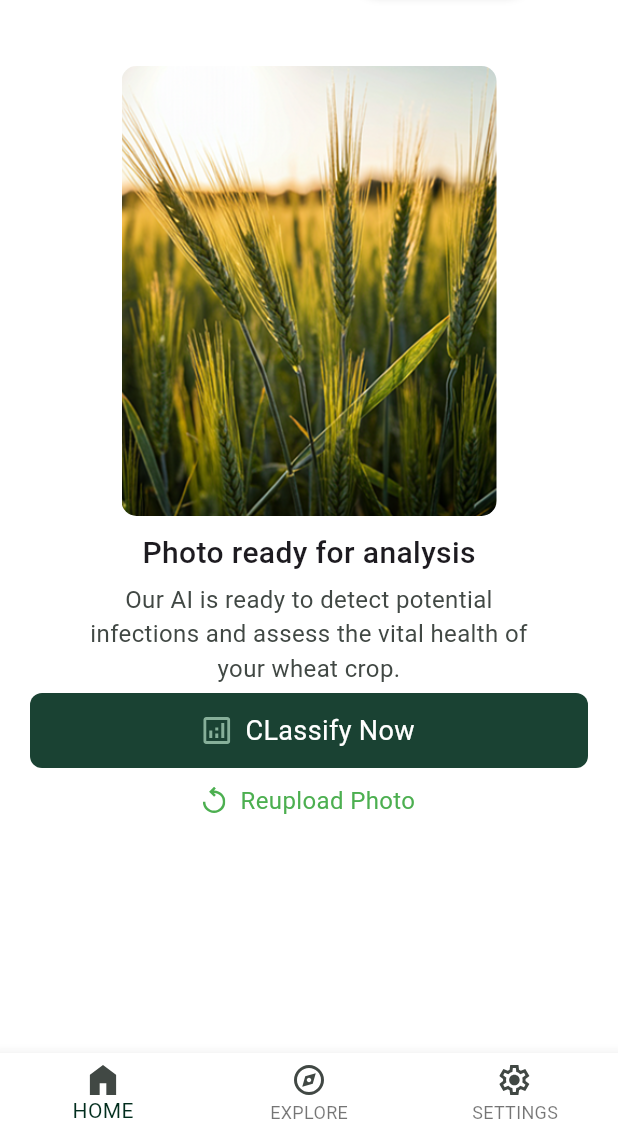
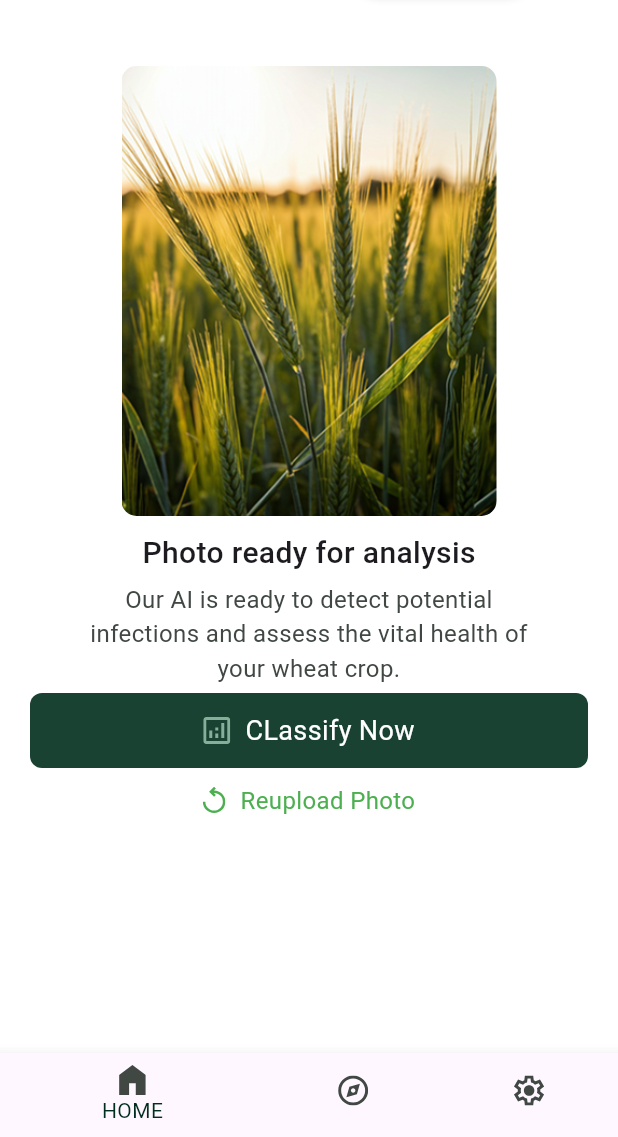
Before and after one commit to Aly-exe/Agro, a Flutter app: the screen it shows after launch, on a phone screen of 412 x 824 dp, the part 99-1236 px from its top. Run offline on Flutter 3.47's test engine with Material 3 defaults, Android fonts, the phone set to English and light mode, and no system bars; drawn by our look-alikes of flutter_toggle_tab; our stand-ins replace animated_splash_screen, audioplayers, bloc, cloud_firestore, curved_navigation_bar, firebase_auth and 8 more; accounts and stored records are empty; Roboto replaces fonts that are missing (Monrope).

Commit message:
build explore Ui (just for display)

```diff
--- a/lib/features/classify/presentation/views/homescreen.dart
+++ b/lib/features/classify/presentation/views/homescreen.dart
@@ -1,41 +1,66 @@
-import 'package:agro/features/classify/presentation/widgets/custombuttomnavigationbar.dart';
+import 'dart:developer';
+import 'package:agro/constants/colors.dart';
+import 'package:agro/features/classify/presentation/views/homeview.dart';
 import 'package:agro/features/classify/presentation/widgets/custtomAppBar.dart';
-import 'package:agro/features/classify/presentation/widgets/landingTextContainer.dart';
-import 'package:agro/features/classify/presentation/widgets/uploadandtakeimagecontainer.dart';
-import 'package:agro/features/classify/presentation/widgets/uploadedImageview.dart';
+import 'package:agro/features/explore/presentation/views/exploreScreen.dart';
+import 'package:agro/features/user/presentation/views/SettingsScreen.dart';
 import 'package:flutter/material.dart';
+import 'package:flutter_svg/svg.dart';
 
-class Homescreen extends StatelessWidget {
+class Homescreen extends StatefulWidget {
   const Homescreen({super.key});
-    final bool isImageLoaded = true;
+
+  @override
+  State<Homescreen> createState() => _HomescreenState();
+}
+
+class _HomescreenState extends State<Homescreen> {
+    int index = 0;
+
   @override
   Widget build(BuildContext context) {
     return  Scaffold(
       backgroundColor: Colors.white,
       appBar: CusttomAppBar(),
-      body: Center(
-        child: Column(
-          children: [
-            SizedBox(
-              height:isImageLoaded? 0 : 50,
-            ),
-            Column(
-              crossAxisAlignment: CrossAxisAlignment.start,
-              children: [
-                Padding(
-                  padding: EdgeInsets.symmetric(horizontal: 22),
-                  child: isImageLoaded? const SizedBox.shrink() : const LandingTextContainer(name: "Ali"),
-                ),
-               SizedBox(
-                  height: 30,
-                ),
-                 isImageLoaded ? const UploadedImageView() : const UploadAndTakeImageContainer(),
-                ],
-            ),
-          ],
+      body: index == 0 ? HomeView() : index== 1 ? Explorescreen() : SettingsScreen(),
+      bottomNavigationBar: BottomNavigationBar(
+      type: BottomNavigationBarType.shifting,
+      onTap: (value){
+        setState(() {
+          index = value;
+        });
+        log("index: $index");
+      },
+      currentIndex: index,
+      selectedItemColor: AppColors.primaryColor,
+      backgroundColor: Colors.white,
+      items: [
+        BottomNavigationBarItem(
+          icon: SvgPicture.asset(
+            "assets/icons/homeIcon.svg",
+            height: 20,
+            color: Color(0xff414844),
+          ),
+          label: "HOME",
         ),
-      ),
-      bottomNavigationBar: CustomButtomNavigationBar(),
+        BottomNavigationBarItem(
+          icon: SvgPicture.asset(
+            "assets/icons/exploreIcon.svg",
+            height: 20,
+            color: Color(0xff414844),
+          ),
+          label: "EXPLORE",
+        ),
+        BottomNavigationBarItem(
+          icon: SvgPicture.asset(
+            "assets/icons/settingIcon.svg",
+            height: 20,
+            color: Color(0xff414844),
+          ),
+          label: "SETTINGS",
+        ),
+      ],
+    ),
     );
   }
 }
--- /dev/null
+++ b/lib/features/classify/presentation/views/homeview.dart
@@ -0,0 +1,37 @@
+import 'package:agro/features/classify/presentation/widgets/expertTipContainer.dart';
+import 'package:agro/features/classify/presentation/widgets/landingTextContainer.dart';
+import 'package:agro/features/classify/presentation/widgets/uploadandtakeimagecontainer.dart';
+import 'package:agro/features/classify/presentation/widgets/uploadedImageview.dart';
+import 'package:flutter/material.dart';
+
+class HomeView extends StatelessWidget {
+  const HomeView({super.key});
+   final bool isImageLoaded = true;
+
+  @override
+  Widget build(BuildContext context) {
+    return  Center(
+        child: Column(
+          children: [
+            SizedBox(
+              height: isImageLoaded? 0 : 50,
+            ),
+            Column(
+              crossAxisAlignment: CrossAxisAlignment.start,
+              children: [
+                Padding(
+                  padding: EdgeInsets.symmetric(horizontal: 22),
+                  child: isImageLoaded? const SizedBox.shrink() : const LandingTextContainer(name: "Ali"),
+                ),
+               SizedBox(
+                  height: 30,
+                ),
+                 isImageLoaded ? const UploadedImageView() : const UploadAndTakeImageContainer(),
+                 isImageLoaded ? const SizedBox.shrink() : const ExpertTipContainer(),
+                ],
+            ),
+          ],
+        ),
+      );
+  }
+}
```
Also changed, not shown: lib/features/classify/presentation/widgets/custombuttomnavigationbar.dart (+18 -2 lines), lib/features/explore/presentation/views/exploreScreen.dart (added, +77 -0 lines), lib/features/explore/presentation/widgets/CustominfoContainer.dart (added, +60 -0 lines), lib/features/user/presentation/views/SettingsScreen.dart (added, +11 -0 lines), assets/images/Ali.jpeg (added), assets/images/endlessWheatFIeld.png (added).
